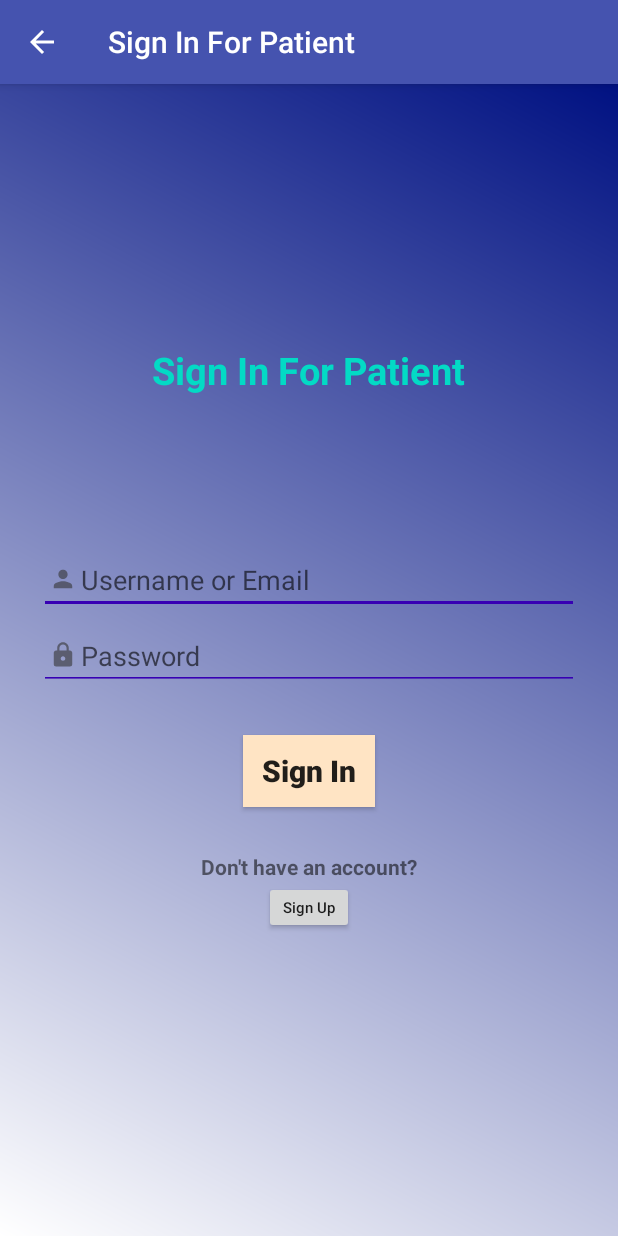
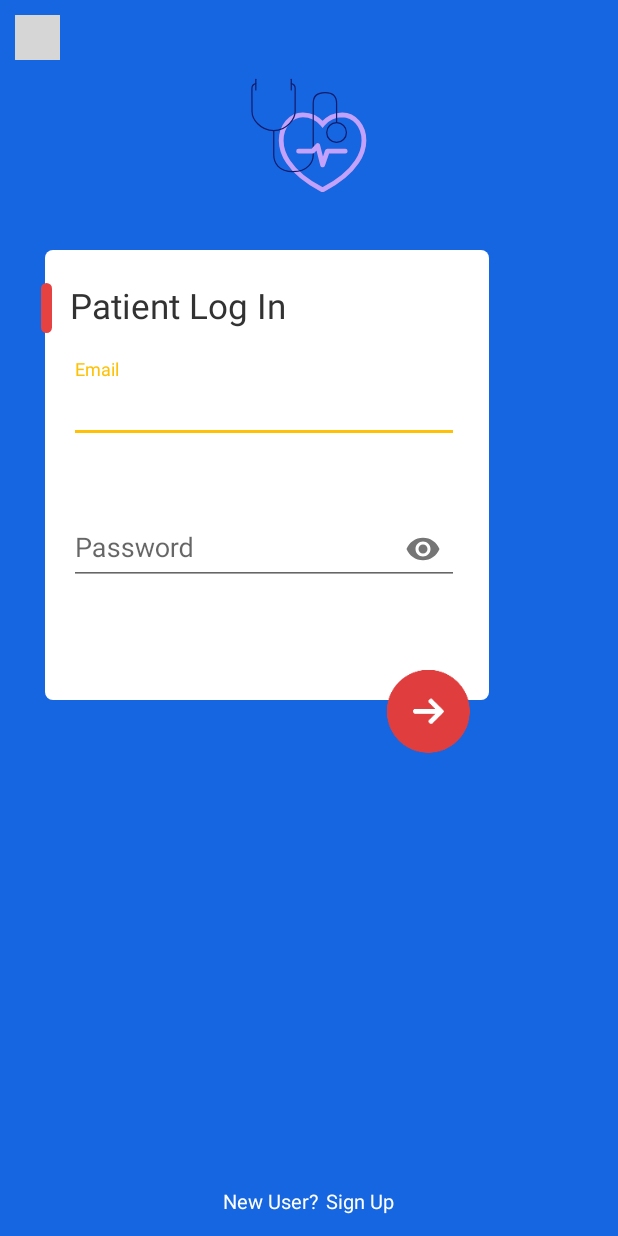
Before and after one commit to Hasib718/Care-Bear, an Android app: the SignInActivityForPatient screen opened directly, with no data from a screen before it, on a phone screen of 412 x 824 dp. Run offline under Robolectric (Android 15) with nearby library versions, the light colour scheme and no system bars; our stand-ins replace Firebase (no records; nobody signed in at launch, a user with empty details on screens opened directly); libraries missing offline, so code that uses them is left out: com.karumi.dexter; grey boxes are pictures that could not be loaded.

Commit message:
Patient SignIn UI

```diff
--- a/app/src/main/java/com/hasib/carebear/doctor/authentication/SignUpActivityForDoctor.java
+++ b/app/src/main/java/com/hasib/carebear/doctor/authentication/SignUpActivityForDoctor.java
@@ -180,7 +180,7 @@ public class SignUpActivityForDoctor extends AppCompatActivity implements View.O
             }
             break;
 
-            case R.id.backToMain : {
+            case R.id.backToMain2 : {
                 onBackPressed();
             }
             break;
--- a/app/src/main/java/com/hasib/carebear/patient/SignInActivityForPatient.java
+++ b/app/src/main/java/com/hasib/carebear/patient/SignInActivityForPatient.java
@@ -10,6 +10,8 @@ import android.view.MenuItem;
 import android.view.View;
 import android.widget.Button;
 import android.widget.EditText;
+import android.widget.ImageButton;
+import android.widget.ImageView;
 import android.widget.ProgressBar;
 import android.widget.TextView;
 
@@ -17,11 +19,11 @@ import com.hasib.carebear.R;
 
 public class SignInActivityForPatient extends AppCompatActivity implements View.OnClickListener {
 
-    private Button signInButtonForPatient, signUpButtonForPatient;
-    private TextView signUpTextView;
-    private EditText emailText;
-    private EditText passwordText;
+    private ImageView signInButtonForPatient;
+    private TextView signUpTextForPatient;
+    private EditText emailText, passwordText;
     private ProgressBar progressBar;
+    private ImageButton back;
     //private FirebaseAuth mAuth;
 
     @Override
@@ -31,39 +33,33 @@ public class SignInActivityForPatient extends AppCompatActivity implements View.
         this.setTitle("Sign In For Patient");
 
         //Enable back button on Menu Bar
-        getSupportActionBar().setDisplayHomeAsUpEnabled(true);
-        getSupportActionBar().setDisplayShowHomeEnabled(true);
+        getSupportActionBar().hide();
 
         //finding views
-        signInButtonForPatient = (Button) findViewById(R.id.signInButtonForPatientId);
-        signUpTextView = (TextView) findViewById(R.id.signUpTextView);
+        signInButtonForPatient = (ImageView) findViewById(R.id.signInButtonForPatientId);
+        signUpTextForPatient = (TextView) findViewById(R.id.signUpTextForPatientId);
+        progressBar = (ProgressBar) findViewById(R.id.progressBarIn);
+        back = findViewById(R.id.backToMainFromPatient);
         emailText = (EditText) findViewById(R.id.usernameText);
         passwordText = (EditText) findViewById(R.id.passwordText);
-        progressBar = (ProgressBar) findViewById(R.id.progressBarIn);
-        signUpButtonForPatient = (Button) findViewById(R.id.signUpButtonForPatientId);
 
         //Setting button on click listener
         signInButtonForPatient.setOnClickListener(this);
-        signUpButtonForPatient.setOnClickListener(this);
-    }
-
-    //This Function is needed for back button.. Without this function
-    //back button wouldn't work properly..
-    @Override
-    public boolean onOptionsItemSelected(@NonNull MenuItem item) {
-        if(item.getItemId() == android.R.id.home) {
-            finish();
-        }
-        return super.onOptionsItemSelected(item);
+        signUpTextForPatient.setOnClickListener(this);
+        back.setOnClickListener(this);
     }
 
     @Override
     public void onClick(View v) {
-        if(v.getId() == R.id.signUpButtonForPatientId) {
+        if(v.getId() == R.id.signUpTextForPatientId) {
             Intent intent = new Intent(SignInActivityForPatient.this, SignUpActivityForPatient.class);
             startActivity(intent);
-        } else if (v.getId() == R.id.signInButtonForPatientId) {
+        }
+        if (v.getId() == R.id.signInButtonForPatientId) {
 
+        }
+        if (v.getId() == R.id.backToMainFromPatient) {
+            onBackPressed();
         }
     }
 }
--- /dev/null
+++ b/app/src/main/res/drawable-xxhdpi/rounded_corner.xml
@@ -0,0 +1,5 @@
+<?xml version="1.0" encoding="UTF-8"?>
+<shape xmlns:android="http://schemas.android.com/apk/res/android">
+    <solid android:color="#e74242"/>
+    <corners android:radius="20dp"/>
+</shape>
--- /dev/null
+++ b/app/src/main/res/drawable-xxhdpi/white_rounded_corner.xml
@@ -0,0 +1,5 @@
+<?xml version="1.0" encoding="UTF-8"?>
+<shape xmlns:android="http://schemas.android.com/apk/res/android">
+    <solid android:color="#FFFFFF"/>
+    <corners android:radius="5dp"/>
+</shape>
--- a/app/src/main/res/layout/activity_sign_in_for_doctor.xml
+++ b/app/src/main/res/layout/activity_sign_in_for_doctor.xml
@@ -48,6 +48,7 @@
                 android:layout_marginTop="12.7dp"
                 android:layout_marginLeft="55dp"
                 android:layout_marginRight="55dp"
+                app:endIconMode="clear_text"
                 app:errorEnabled="true">
 
                 <com.google.android.material.textfield.TextInputEditText
--- a/app/src/main/res/layout/activity_sign_in_for_patient.xml
+++ b/app/src/main/res/layout/activity_sign_in_for_patient.xml
@@ -1,87 +1,213 @@
 <?xml version="1.0" encoding="utf-8"?>
-<LinearLayout xmlns:android="http://schemas.android.com/apk/res/android"
+<RelativeLayout xmlns:android="http://schemas.android.com/apk/res/android"
     xmlns:app="http://schemas.android.com/apk/res-auto"
     xmlns:tools="http://schemas.android.com/tools"
     android:layout_width="match_parent"
     android:layout_height="match_parent"
+    android:background="#1566e0"
     android:orientation="vertical"
-    android:gravity="center"
-    android:padding="10dp"
-    android:background="@drawable/login_gradient"
     tools:context=".patient.SignInActivityForPatient">
 
 
     <LinearLayout
         android:layout_width="match_parent"
+        android:layout_height="match_parent"
+        android:orientation="vertical">
+
+        <LinearLayout
+            android:layout_width="match_parent"
             android:layout_height="wrap_content"
-        android:padding="16dp"
-        android:layout_marginTop="20dp"
-        android:orientation="vertical">
+            android:gravity="center">
+
+            <com.airbnb.lottie.LottieAnimationView
+                android:layout_marginTop="40dp"
+                android:layout_marginBottom="20dp"
+                android:layout_gravity="center"
+                android:layout_width="80dp"
+                android:layout_height="80dp"
+                android:scrollbarSize="40dp"
+                app:lottie_autoPlay="true"
+                app:lottie_fileName="doctor3.json"
+                app:lottie_loop="true" />
+
+        </LinearLayout>
+
+
+        <FrameLayout
+            android:layout_width="match_parent"
+            android:layout_height="wrap_content"
+            android:layout_marginTop="26.7dp">
+
+
+            <FrameLayout
+                android:layout_width="match_parent"
+                android:layout_height="wrap_content">
+
+
+                <LinearLayout
+                    android:layout_width="296dp"
+                    android:layout_height="300.3dp"
+                    android:layout_marginLeft="30.3dp"
+                    android:layout_marginBottom="35dp"
+                    android:background="@drawable/white_rounded_corner"
+                    android:orientation="vertical"
+                    android:paddingLeft="16dp">
 
                     <TextView
                         android:layout_width="wrap_content"
                         android:layout_height="wrap_content"
-            android:layout_gravity="center"
-            android:text="Sign In For Patient"
-            android:textStyle="bold"
-            android:textColor="@color/colorAccent"
-            android:layout_marginBottom="100dp"
-            android:textSize="25sp" />
+                        android:layout_marginTop="21.5dp"
+                        android:gravity="center_horizontal"
+                        android:text="Patient Log In"
+                        android:textColor="#333232"
+                        android:textSize="23.3sp" />
 
-        <EditText
+                    <com.google.android.material.textfield.TextInputLayout
+                        android:id="@+id/usernameTextPatientLayout"
                         android:layout_width="match_parent"
                         android:layout_height="wrap_content"
-            android:id="@+id/usernameTextPatientId"
-            android:backgroundTint="@color/colorPrimaryDark"
-            android:drawableLeft="@drawable/ic_action_name"
-            android:hint="Username or Email"
-            android:inputType="textEmailAddress"/>
-        <EditText
+                        app:boxBackgroundColor="#ffffffff"
+                        android:layout_marginRight="20dp"
+                        android:layout_marginTop="20.3dp"
+                        app:endIconMode="clear_text"
+                        app:errorEnabled="true">
+
+                        <com.google.android.material.textfield.TextInputEditText
                             android:layout_width="match_parent"
                             android:layout_height="wrap_content"
+                            android:inputType="textEmailAddress"
+                            android:singleLine="true"
+                            android:hint="Email"
+                            android:id="@+id/usernameTextPatientId"
+                            />
+                    </com.google.android.material.textfield.TextInputLayout>
+
+                    <com.google.android.material.textfield.TextInputLayout
+                        android:id="@+id/passwordTextPatientLayout"
+                        android:layout_width="match_parent"
+                        android:layout_height="wrap_content"
+                        app:boxBackgroundColor="#ffffffff"
+                        android:layout_marginBottom="5dp"
+                        android:layout_marginRight="20dp"
+                        android:layout_marginTop="15dp"
+                        app:endIconMode="password_toggle"
+                        app:errorEnabled="true">
+
+                        <com.google.android.material.textfield.TextInputEditText
+                            android:layout_width="match_parent"
+                            android:layout_height="wrap_content"
+                            android:inputType="numberPassword"
+                            android:singleLine="true"
+                            android:hint="Password"
                             android:id="@+id/passwordTextPatientId"
-            android:backgroundTint="@color/colorPrimaryDark"
-            android:hint="Password"
-            android:inputType="textPassword"
-            android:drawableLeft="@drawable/ic_action_password"
-            android:layout_marginTop="5dp"/>
-        <Button
-            android:layout_width="wrap_content"
-            android:layout_height="wrap_content"
-            android:id="@+id/signInButtonForPatientId"
-            android:background="@color/Bisque"
-            android:text="Sign In"
-            android:layout_marginTop="30dp"
-            android:layout_gravity="center"
-            android:textAllCaps="false"
-            android:textStyle="bold"
-            android:textSize="20sp"/>
-        <TextView
-            android:layout_width="wrap_content"
-            android:layout_height="wrap_content"
-            android:id="@+id/signUpTextView"
-            android:text="Don't have an account?"
-            android:textAllCaps="false"
-            android:textStyle="bold"
-            android:layout_marginTop="30dp"
-            android:layout_gravity="center"/>
+                            />
+                    </com.google.android.material.textfield.TextInputLayout>
 
-        <Button
-            android:id="@+id/signUpButtonForPatientId"
-            android:layout_width="60dp"
-            android:layout_height="35dp"
-            android:text="Sign Up"
-            android:textSize="10sp"
-            android:layout_gravity="center"
-            android:textAllCaps="false"/>
 
                 </LinearLayout>
+
+
+            </FrameLayout>
+
+
+            <View
+                android:layout_width="7dp"
+                android:layout_height="33dp"
+                android:layout_marginLeft="27dp"
+                android:layout_marginTop="21.7dp"
+                android:background="@drawable/rounded_corner" />
+
+
+            <ImageView
+                android:id="@+id/signInButtonForPatientId"
+                android:layout_width="55dp"
+                android:layout_height="55dp"
+                android:layout_gravity="bottom|center"
+                android:layout_marginLeft="80dp"
+                android:src="@drawable/circle_arrow"
+                android:focusable="true"
+                android:clickable="true"
+                android:foreground="?android:attr/selectableItemBackground"/>
+
+
+        </FrameLayout>
+    </LinearLayout>
+
+
+    <LinearLayout
+        android:layout_width="match_parent"
+        android:layout_height="wrap_content"
+        android:layout_alignParentBottom="true"
+        android:orientation="vertical">
+
+
+        <LinearLayout
+            android:layout_width="match_parent"
+            android:layout_height="wrap_content"
+            android:layout_marginBottom="14dp"
+            android:gravity="center"
+            android:orientation="vertical">
+
+            <LinearLayout
+                android:layout_width="wrap_content"
+                android:layout_height="wrap_content">
 
                 <ProgressBar
                     android:layout_width="wrap_content"
                     android:layout_height="wrap_content"
                     android:id="@+id/progressBarIn"
+                    android:layout_marginBottom="5dp"
                     android:visibility="invisible"
                     android:layout_gravity="center"/>
 
             </LinearLayout>
+
+            <LinearLayout
+                android:layout_width="wrap_content"
+                android:layout_height="wrap_content">
+
+                <TextView
+                    android:layout_width="wrap_content"
+                    android:layout_height="wrap_content"
+                    android:gravity="center_horizontal"
+                    android:text="New User?"
+                    android:textColor="#FFFFFF"
+                    android:textSize="13.3sp" />
+
+                <TextView
+                    android:id="@+id/signUpTextForPatientId"
+                    android:layout_width="wrap_content"
+                    android:layout_height="wrap_content"
+                    android:layout_marginLeft="5dp"
+                    android:gravity="center_horizontal"
+                    android:text="Sign Up"
+                    android:textColor="#FFFFFF"
+                    android:textSize="13.3sp"
+                    android:focusable="true"
+                    android:clickable="true"
+                    android:foreground="?android:attr/selectableItemBackground"/>
+
+            </LinearLayout>
+
+        </LinearLayout>
+
+
+    </LinearLayout>
+
+    <ImageButton
+        android:id="@+id/backToMainFromPatient"
+        android:layout_width="30dp"
+        android:layout_height="30dp"
+        android:layout_gravity="center"
+        android:layout_marginStart="10dp"
+        android:layout_alignParentTop="true"
+        android:layout_alignParentStart="true"
+        android:layout_marginTop="10dp"
+        android:scaleType="fitXY"
+        android:background="@drawable/image_back_34dp"
+        android:focusable="true"
+        android:clickable="true"
+        android:foreground="?android:attr/selectableItemBackground"/>
+
+
+</RelativeLayout>
--- a/app/src/main/res/layout/activity_sign_up_for_doctor.xml
+++ b/app/src/main/res/layout/activity_sign_up_for_doctor.xml
@@ -121,6 +121,7 @@
                     android:layout_width="match_parent"
                     android:layout_height="wrap_content"
                     app:boxBackgroundColor="#ffffffff"
+                    app:endIconMode="clear_text"
                     android:layout_marginBottom="5dp"
                     app:errorEnabled="true">
 
@@ -141,6 +142,7 @@
                     android:layout_width="match_parent"
                     android:layout_height="wrap_content"
                     app:boxBackgroundColor="#ffffffff"
+                    app:endIconMode="clear_text"
                     app:errorEnabled="true"
                     android:layout_marginBottom="5dp"
                     style="@style/Widget.MaterialComponents.TextInputLayout.OutlinedBox">
@@ -160,6 +162,7 @@
                     android:id="@+id/specialistTextLayout"
                     android:layout_width="match_parent"
                     android:layout_height="wrap_content"
+                    app:endIconMode="clear_text"
                     app:boxBackgroundColor="#ffffffff"
                     app:errorEnabled="true"
                     android:layout_marginBottom="5dp"
@@ -224,6 +227,7 @@
                     android:layout_width="match_parent"
                     android:layout_height="wrap_content"
                     app:boxBackgroundColor="#ffffffff"
+                    app:endIconMode="clear_text"
                     app:errorEnabled="true"
                     android:layout_marginBottom="5dp"
                     style="@style/Widget.MaterialComponents.TextInputLayout.OutlinedBox">
@@ -244,6 +248,7 @@
                     android:layout_width="match_parent"
                     android:layout_height="wrap_content"
                     app:boxBackgroundColor="#ffffffff"
+                    app:endIconMode="clear_text"
                     app:errorEnabled="true"
                     android:layout_marginBottom="5dp"
                     style="@style/Widget.MaterialComponents.TextInputLayout.OutlinedBox">
```
Also changed, not shown: app/src/main/res/drawable-xxhdpi/circle_arrow.png (added). Lines whose indentation alone changed are shown as unchanged.
